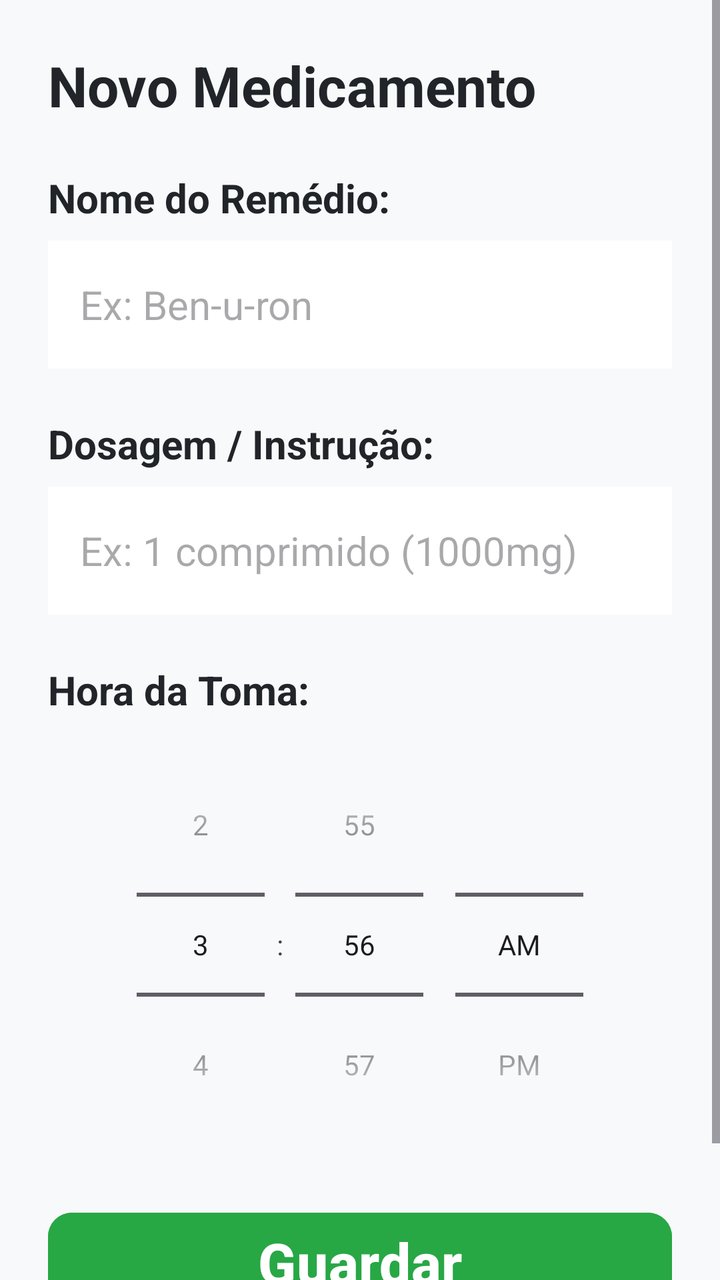
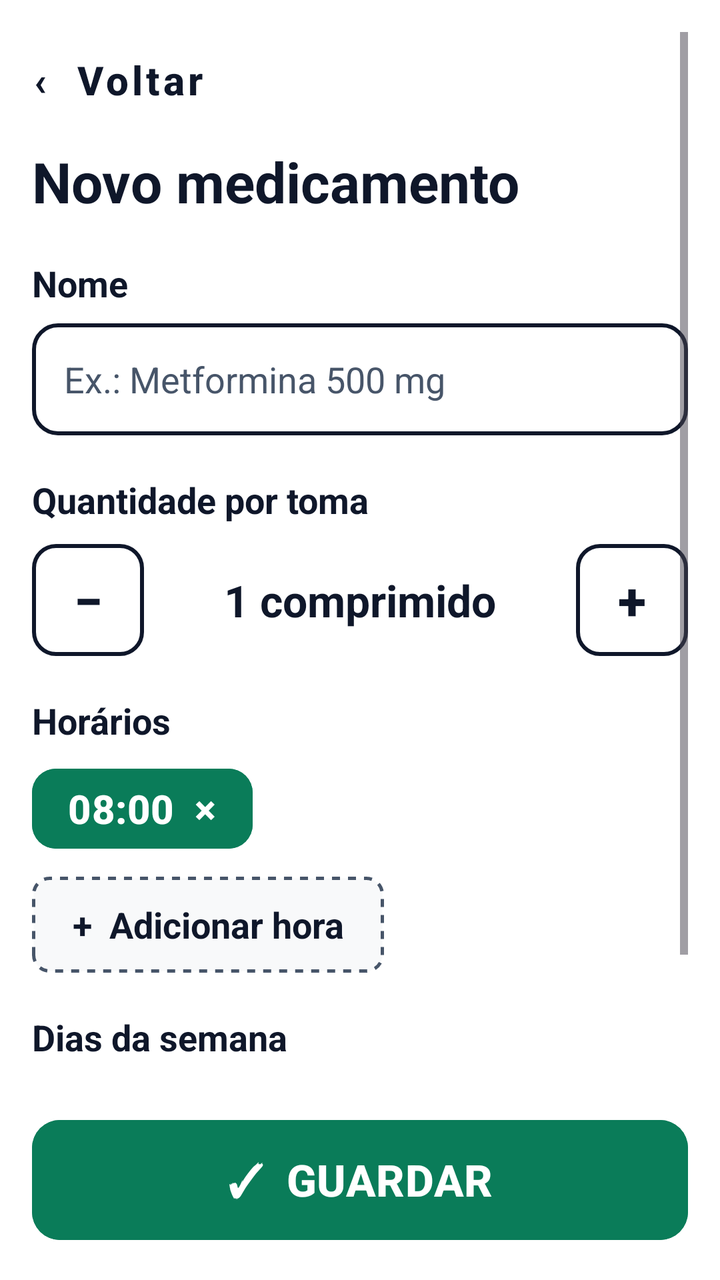

Before-and-after screenshots of an Android layout around one commit, followed by the original layout XML and the change that was made.
<!-- AndroidManifest.xml: application theme Theme.Vital -->
<!-- res/layout/activity_adicionar_remedio.xml -->
<?xml version="1.0" encoding="utf-8"?>
<ScrollView
    xmlns:android="http://schemas.android.com/apk/res/android"
    xmlns:app="http://schemas.android.com/apk/res-auto"
    android:layout_width="match_parent"
    android:layout_height="match_parent"
    android:background="@color/background_light"
    android:fillViewport="true">

    <androidx.constraintlayout.widget.ConstraintLayout
        android:layout_width="match_parent"
        android:layout_height="wrap_content"
        android:padding="@dimen/margin_large">

        
        <TextView
            android:id="@+id/tvTituloAdd"
            android:layout_width="wrap_content"
            android:layout_height="wrap_content"
            android:text="Novo Medicamento"
            android:textColor="@color/text_primary"
            android:textSize="@dimen/text_size_title"
            android:textStyle="bold"
            app:layout_constraintStart_toStartOf="parent"
            app:layout_constraintTop_toTopOf="parent" />

        
        <TextView
            android:id="@+id/lblNomeMed"
            android:layout_width="wrap_content"
            android:layout_height="wrap_content"
            android:layout_marginTop="@dimen/margin_large"
            android:text="Nome do Remédio:"
            android:textColor="@color/text_primary"
            android:textSize="@dimen/text_size_normal"
            android:textStyle="bold"
            app:layout_constraintStart_toStartOf="parent"
            app:layout_constraintTop_toBottomOf="@+id/tvTituloAdd" />

        <EditText
            android:id="@+id/etNomeMed"
            android:layout_width="0dp"
            android:layout_height="wrap_content"
            android:layout_marginTop="8dp"
            android:background="@color/white"
            android:hint="Ex: Ben-u-ron"
            android:inputType="textCapWords"
            android:minHeight="@dimen/min_touch_target_height"
            android:padding="@dimen/margin_standard"
            android:textColor="@color/text_primary"
            android:textSize="@dimen/text_size_normal"
            app:layout_constraintEnd_toEndOf="parent"
            app:layout_constraintStart_toStartOf="parent"
            app:layout_constraintTop_toBottomOf="@+id/lblNomeMed" />

        
        <TextView
            android:id="@+id/lblDoseMed"
            android:layout_width="wrap_content"
            android:layout_height="wrap_content"
            android:layout_marginTop="@dimen/margin_large"
            android:text="Dosagem / Instrução:"
            android:textColor="@color/text_primary"
            android:textSize="@dimen/text_size_normal"
            android:textStyle="bold"
            app:layout_constraintStart_toStartOf="parent"
            app:layout_constraintTop_toBottomOf="@+id/etNomeMed" />

        <EditText
            android:id="@+id/etDoseMed"
            android:layout_width="0dp"
            android:layout_height="wrap_content"
            android:layout_marginTop="8dp"
            android:background="@color/white"
            android:hint="Ex: 1 comprimido (1000mg)"
            android:inputType="text"
            android:minHeight="@dimen/min_touch_target_height"
            android:padding="@dimen/margin_standard"
            android:textColor="@color/text_primary"
            android:textSize="@dimen/text_size_normal"
            app:layout_constraintEnd_toEndOf="parent"
            app:layout_constraintStart_toStartOf="parent"
            app:layout_constraintTop_toBottomOf="@+id/lblDoseMed" />

        
        <TextView
            android:id="@+id/lblHoraMed"
            android:layout_width="wrap_content"
            android:layout_height="wrap_content"
            android:layout_marginTop="@dimen/margin_large"
            android:text="Hora da Toma:"
            android:textColor="@color/text_primary"
            android:textSize="@dimen/text_size_normal"
            android:textStyle="bold"
            app:layout_constraintStart_toStartOf="parent"
            app:layout_constraintTop_toBottomOf="@+id/etDoseMed" />

        <TimePicker
            android:id="@+id/timePickerMed"
            android:layout_width="wrap_content"
            android:layout_height="wrap_content"
            android:layout_marginTop="8dp"
            android:timePickerMode="spinner"
            app:layout_constraintEnd_toEndOf="parent"
            app:layout_constraintStart_toStartOf="parent"
            app:layout_constraintTop_toBottomOf="@+id/lblHoraMed" />

        
        <com.google.android.material.button.MaterialButton
            android:id="@+id/btnGuardarMed"
            android:layout_width="0dp"
            android:layout_height="wrap_content"
            android:layout_marginTop="@dimen/margin_large"
            android:backgroundTint="@color/action_success_green"
            android:minHeight="@dimen/min_touch_target_height"
            android:text="Guardar Medicamento"
            android:textColor="@color/white"
            android:textSize="@dimen/text_size_title"
            android:textStyle="bold"
            app:cornerRadius="@dimen/corner_radius"
            app:layout_constraintBottom_toBottomOf="parent"
            app:layout_constraintEnd_toEndOf="parent"
            app:layout_constraintStart_toStartOf="parent"
            app:layout_constraintTop_toBottomOf="@+id/timePickerMed" />

    </androidx.constraintlayout.widget.ConstraintLayout>
</ScrollView>
<!-- resources referenced by this layout -->
<resources>
  <color name="action_success_green">#28A745</color>
  <color name="background_light">#F8F9FA</color>
  <color name="text_primary">#212529</color>
  <color name="white">#FFFFFF</color>
  <dimen name="corner_radius">12dp</dimen>
  <dimen name="margin_large">24dp</dimen>
  <dimen name="margin_standard">16dp</dimen>
  <dimen name="min_touch_target_height">64dp</dimen>
  <dimen name="text_size_normal">20sp</dimen>
  <dimen name="text_size_title">28sp</dimen>
  <style name="Theme.Vital" parent="Base.Theme.Vital" />
  <style name="Base.Theme.Vital" parent="Theme.Material3.DayNight.NoActionBar">
          
          
      </style>
</resources>

<!-- the commit's change to res/layout/activity_adicionar_remedio.xml (unified diff, before → after) -->
@@ -1,127 +1,235 @@
 <?xml version="1.0" encoding="utf-8"?>
-<ScrollView
+<androidx.constraintlayout.widget.ConstraintLayout
     xmlns:android="http://schemas.android.com/apk/res/android"
     xmlns:app="http://schemas.android.com/apk/res-auto"
     android:layout_width="match_parent"
     android:layout_height="match_parent"
-    android:background="@color/background_light"
-    android:fillViewport="true">
-
-    <androidx.constraintlayout.widget.ConstraintLayout
-        android:layout_width="match_parent"
+    android:background="@color/white"
+    android:padding="@dimen/margin_standard">
+
+    <ScrollView
+        android:id="@+id/scrollNovoMed"
+        android:layout_width="0dp"
+        android:layout_height="0dp"
+        android:layout_marginBottom="16dp"
+        android:fillViewport="true"
+        app:layout_constraintBottom_toTopOf="@+id/btnGuardarMed"
+        app:layout_constraintEnd_toEndOf="parent"
+        app:layout_constraintStart_toStartOf="parent"
+        app:layout_constraintTop_toTopOf="parent">
+
+        <LinearLayout
+            android:layout_width="match_parent"
+            android:layout_height="wrap_content"
+            android:orientation="vertical">
+
+            
+            <com.google.android.material.button.MaterialButton
+                android:id="@+id/btnVoltarNovo"
+                style="@style/Widget.MaterialComponents.Button.TextButton"
+                android:layout_width="wrap_content"
+                android:layout_height="wrap_content"
+                android:minHeight="48dp"
+                android:paddingStart="0dp"
+                android:text="‹  Voltar"
+                android:textAllCaps="false"
+                android:textColor="@color/vital_navy"
+                android:textSize="20sp"
+                android:textStyle="bold" />
+
+            
+            <TextView
+                android:layout_width="wrap_content"
+                android:layout_height="wrap_content"
+                android:layout_marginTop="8dp"
+                android:text="Novo medicamento"
+                android:textColor="@color/vital_navy"
+                android:textSize="28sp"
+                android:textStyle="bold" />
+
+            
+            <TextView
+                android:layout_width="wrap_content"
+                android:layout_height="wrap_content"
+                android:layout_marginTop="20dp"
+                android:text="Nome"
+                android:textColor="@color/vital_navy"
+                android:textSize="18sp"
+                android:textStyle="bold" />
+
+            <EditText
+                android:id="@+id/etNomeMed"
+                android:layout_width="match_parent"
+                android:layout_height="wrap_content"
+                android:layout_marginTop="8dp"
+                android:background="@drawable/bg_input_outline"
+                android:hint="Ex.: Metformina 500 mg"
+                android:inputType="textCapWords"
+                android:minHeight="56dp"
+                android:paddingHorizontal="16dp"
+                android:textColor="@color/vital_navy"
+                android:textColorHint="@color/vital_gray"
+                android:textSize="18sp" />
+
+            
+            <TextView
+                android:layout_width="wrap_content"
+                android:layout_height="wrap_content"
+                android:layout_marginTop="20dp"
+                android:text="Quantidade por toma"
+                android:textColor="@color/vital_navy"
+                android:textSize="18sp"
+                android:textStyle="bold" />
+
+            <LinearLayout
+                android:layout_width="match_parent"
+                android:layout_height="wrap_content"
+                android:layout_marginTop="10dp"
+                android:gravity="center_vertical"
+                android:orientation="horizontal">
+
+                <com.google.android.material.button.MaterialButton
+                    android:id="@+id/btnMenosDose"
+                    style="@style/Widget.MaterialComponents.Button.OutlinedButton"
+                    android:layout_width="56dp"
+                    android:layout_height="56dp"
+                    android:insetTop="0dp"
+                    android:insetBottom="0dp"
+                    android:padding="0dp"
+                    android:text="−"
+                    android:textColor="@color/vital_navy"
+                    android:textSize="26sp"
+                    android:textStyle="bold"
+                    app:cornerRadius="12dp"
+                    app:strokeColor="@color/vital_navy"
+                    app:strokeWidth="2dp" />
+
+                <TextView
+                    android:id="@+id/tvQuantidadeDose"
+                    android:layout_width="0dp"
+                    android:layout_height="wrap_content"
+                    android:layout_weight="1"
+                    android:gravity="center"
+                    android:text="1 comprimido"
+                    android:textColor="@color/vital_navy"
+                    android:textSize="22sp"
+                    android:textStyle="bold" />
+
+                <com.google.android.material.button.MaterialButton
+                    android:id="@+id/btnMaisDose"
+                    style="@style/Widget.MaterialComponents.Button.OutlinedButton"
+                    android:layout_width="56dp"
+                    android:layout_height="56dp"
+                    android:insetTop="0dp"
+                    android:insetBottom="0dp"
+                    android:padding="0dp"
+                    android:text="+"
+                    android:textColor="@color/vital_navy"
+                    android:textSize="26sp"
+                    android:textStyle="bold"
+                    app:cornerRadius="12dp"
+                    app:strokeColor="@color/vital_navy"
+                    app:strokeWidth="2dp" />
+            </LinearLayout>
+
+            
+            <TextView
+                android:layout_width="wrap_content"
+                android:layout_height="wrap_content"
+                android:layout_marginTop="20dp"
+                android:text="Horários"
+                android:textColor="@color/vital_navy"
+                android:textSize="18sp"
+                android:textStyle="bold" />
+
+            <LinearLayout
+                android:id="@+id/layoutHorariosChips"
+                android:layout_width="match_parent"
+                android:layout_height="wrap_content"
+                android:layout_marginTop="8dp"
+                android:orientation="horizontal">
+
+                <com.google.android.material.button.MaterialButton
+                    android:id="@+id/btnHoraExemplo"
+                    android:layout_width="wrap_content"
+                    android:layout_height="wrap_content"
+                    android:backgroundTint="@color/vital_green"
+                    android:minHeight="48dp"
+                    android:paddingHorizontal="18dp"
+                    android:text="08:00  ×"
+                    android:textColor="@color/white"
+                    android:textSize="20sp"
+                    android:textStyle="bold"
+                    app:cornerRadius="12dp" />
+            </LinearLayout>
+
+            <TextView
+                android:id="@+id/btnAdicionarHora"
+                android:layout_width="wrap_content"
+                android:layout_height="wrap_content"
+                android:layout_marginTop="10dp"
+                android:background="@drawable/bg_foto_placeholder"
+                android:clickable="true"
+                android:focusable="true"
+                android:gravity="center"
+                android:minHeight="48dp"
+                android:paddingHorizontal="20dp"
+                android:text="+  Adicionar hora"
+                android:textColor="@color/vital_navy"
+                android:textSize="18sp"
+                android:textStyle="bold" />
+
+            
+            <TextView
+                android:layout_width="wrap_content"
+                android:layout_height="wrap_content"
+                android:layout_marginTop="20dp"
+                android:text="Dias da semana"
+                android:textColor="@color/vital_navy"
+                android:textSize="18sp"
+                android:textStyle="bold" />
+
+            <LinearLayout
+                android:layout_width="match_parent"
+                android:layout_height="wrap_content"
+                android:layout_marginTop="10dp"
+                android:gravity="center_vertical"
+                android:orientation="horizontal">
+
+                <ToggleButton android:id="@+id/tbSeg" android:layout_width="0dp" android:layout_height="44dp" android:layout_marginEnd="4dp" android:layout_weight="1" android:background="@drawable/bg_dia_circulo" android:checked="true" android:textColor="@color/white" android:textOff="S" android:textOn="S" android:textSize="16sp" android:textStyle="bold" />
+                <ToggleButton android:id="@+id/tbTer" android:layout_width="0dp" android:layout_height="44dp" android:layout_marginEnd="4dp" android:layout_weight="1" android:background="@drawable/bg_dia_circulo" android:checked="true" android:textColor="@color/white" android:textOff="T" android:textOn="T" android:textSize="16sp" android:textStyle="bold" />
+                <ToggleButton android:id="@+id/tbQua" android:layout_width="0dp" android:layout_height="44dp" android:layout_marginEnd="4dp" android:layout_weight="1" android:background="@drawable/bg_dia_circulo" android:checked="true" android:textColor="@color/white" android:textOff="Q" android:textOn="Q" android:textSize="16sp" android:textStyle="bold" />
+                <ToggleButton android:id="@+id/tbQui" android:layout_width="0dp" android:layout_height="44dp" android:layout_marginEnd="4dp" android:layout_weight="1" android:background="@drawable/bg_dia_circulo" android:checked="true" android:textColor="@color/white" android:textOff="Q" android:textOn="Q" android:textSize="16sp" android:textStyle="bold" />
+                <ToggleButton android:id="@+id/tbSex" android:layout_width="0dp" android:layout_height="44dp" android:layout_marginEnd="4dp" android:layout_weight="1" android:background="@drawable/bg_dia_circulo" android:checked="true" android:textColor="@color/white" android:textOff="S" android:textOn="S" android:textSize="16sp" android:textStyle="bold" />
+                <ToggleButton android:id="@+id/tbSab" android:layout_width="0dp" android:layout_height="44dp" android:layout_marginEnd="4dp" android:layout_weight="1" android:background="@drawable/bg_dia_circulo" android:checked="true" android:textColor="@color/white" android:textOff="S" android:textOn="S" android:textSize="16sp" android:textStyle="bold" />
+                <ToggleButton android:id="@+id/tbDom" android:layout_width="0dp" android:layout_height="44dp" android:layout_weight="1" android:background="@drawable/bg_dia_circulo" android:checked="true" android:textColor="@color/white" android:textOff="D" android:textOn="D" android:textSize="16sp" android:textStyle="bold" />
+            </LinearLayout>
+
+            <TextView
+                android:layout_width="wrap_content"
+                android:layout_height="wrap_content"
+                android:layout_marginTop="6dp"
+                android:text="Por defeito: todos os dias"
+                android:textColor="@color/vital_gray"
+                android:textSize="15sp" />
+
+        </LinearLayout>
+    </ScrollView>
+
+    
+    <com.google.android.material.button.MaterialButton
+        android:id="@+id/btnGuardarMed"
+        android:layout_width="0dp"
         android:layout_height="wrap_content"
-        android:padding="@dimen/margin_large">
-
-        
-        <TextView
-            android:id="@+id/tvTituloAdd"
-            android:layout_width="wrap_content"
-            android:layout_height="wrap_content"
-            android:text="Novo Medicamento"
-            android:textColor="@color/text_primary"
-            android:textSize="@dimen/text_size_title"
-            android:textStyle="bold"
-            app:layout_constraintStart_toStartOf="parent"
-            app:layout_constraintTop_toTopOf="parent" />
-
-        
-        <TextView
-            android:id="@+id/lblNomeMed"
-            android:layout_width="wrap_content"
-            android:layout_height="wrap_content"
-            android:layout_marginTop="@dimen/margin_large"
-            android:text="Nome do Remédio:"
-            android:textColor="@color/text_primary"
-            android:textSize="@dimen/text_size_normal"
-            android:textStyle="bold"
-            app:layout_constraintStart_toStartOf="parent"
-            app:layout_constraintTop_toBottomOf="@+id/tvTituloAdd" />
-
-        <EditText
-            android:id="@+id/etNomeMed"
-            android:layout_width="0dp"
-            android:layout_height="wrap_content"
-            android:layout_marginTop="8dp"
-            android:background="@color/white"
-            android:hint="Ex: Ben-u-ron"
-            android:inputType="textCapWords"
-            android:minHeight="@dimen/min_touch_target_height"
-            android:padding="@dimen/margin_standard"
-            android:textColor="@color/text_primary"
-            android:textSize="@dimen/text_size_normal"
-            app:layout_constraintEnd_toEndOf="parent"
-            app:layout_constraintStart_toStartOf="parent"
-            app:layout_constraintTop_toBottomOf="@+id/lblNomeMed" />
-
-        
-        <TextView
-            android:id="@+id/lblDoseMed"
-            android:layout_width="wrap_content"
-            android:layout_height="wrap_content"
-            android:layout_marginTop="@dimen/margin_large"
-            android:text="Dosagem / Instrução:"
-            android:textColor="@color/text_primary"
-            android:textSize="@dimen/text_size_normal"
-            android:textStyle="bold"
-            app:layout_constraintStart_toStartOf="parent"
-            app:layout_constraintTop_toBottomOf="@+id/etNomeMed" />
-
-        <EditText
-            android:id="@+id/etDoseMed"
-            android:layout_width="0dp"
-            android:layout_height="wrap_content"
-            android:layout_marginTop="8dp"
-            android:background="@color/white"
-            android:hint="Ex: 1 comprimido (1000mg)"
-            android:inputType="text"
-            android:minHeight="@dimen/min_touch_target_height"
-            android:padding="@dimen/margin_standard"
-            android:textColor="@color/text_primary"
-            android:textSize="@dimen/text_size_normal"
-            app:layout_constraintEnd_toEndOf="parent"
-            app:layout_constraintStart_toStartOf="parent"
-            app:layout_constraintTop_toBottomOf="@+id/lblDoseMed" />
-
-        
-        <TextView
-            android:id="@+id/lblHoraMed"
-            android:layout_width="wrap_content"
-            android:layout_height="wrap_content"
-            android:layout_marginTop="@dimen/margin_large"
-            android:text="Hora da Toma:"
-            android:textColor="@color/text_primary"
-            android:textSize="@dimen/text_size_normal"
-            android:textStyle="bold"
-            app:layout_constraintStart_toStartOf="parent"
-            app:layout_constraintTop_toBottomOf="@+id/etDoseMed" />
-
-        <TimePicker
-            android:id="@+id/timePickerMed"
-            android:layout_width="wrap_content"
-            android:layout_height="wrap_content"
-            android:layout_marginTop="8dp"
-            android:timePickerMode="spinner"
-            app:layout_constraintEnd_toEndOf="parent"
-            app:layout_constraintStart_toStartOf="parent"
-            app:layout_constraintTop_toBottomOf="@+id/lblHoraMed" />
-
-        
-        <com.google.android.material.button.MaterialButton
-            android:id="@+id/btnGuardarMed"
-            android:layout_width="0dp"
-            android:layout_height="wrap_content"
-            android:layout_marginTop="@dimen/margin_large"
-            android:backgroundTint="@color/action_success_green"
-            android:minHeight="@dimen/min_touch_target_height"
-            android:text="Guardar Medicamento"
-            android:textColor="@color/white"
-            android:textSize="@dimen/text_size_title"
-            android:textStyle="bold"
-            app:cornerRadius="@dimen/corner_radius"
-            app:layout_constraintBottom_toBottomOf="parent"
-            app:layout_constraintEnd_toEndOf="parent"
-            app:layout_constraintStart_toStartOf="parent"
-            app:layout_constraintTop_toBottomOf="@+id/timePickerMed" />
-
-    </androidx.constraintlayout.widget.ConstraintLayout>
-</ScrollView>
+        android:backgroundTint="@color/vital_green"
+        android:minHeight="68dp"
+        android:text="✓  GUARDAR"
+        android:textColor="@color/white"
+        android:textSize="22sp"
+        android:textStyle="bold"
+        app:cornerRadius="14dp"
+        app:layout_constraintBottom_toBottomOf="parent"
+        app:layout_constraintEnd_toEndOf="parent"
+        app:layout_constraintStart_toStartOf="parent" />
+
+</androidx.constraintlayout.widget.ConstraintLayout>
<!-- resource entries referenced after the edit -->
@@ -1,16 +1,48 @@
 <!-- resources referenced by this layout -->
 <resources>
-  <color name="action_success_green">#28A745</color>
-  <color name="background_light">#F8F9FA</color>
-  <color name="text_primary">#212529</color>
+  <color name="vital_gray">#475569</color>
+  <color name="vital_green">#0A7C59</color>
+  <color name="vital_navy">#0F172A</color>
   <color name="white">#FFFFFF</color>
-  <dimen name="corner_radius">12dp</dimen>
-  <dimen name="margin_large">24dp</dimen>
   <dimen name="margin_standard">16dp</dimen>
-  <dimen name="min_touch_target_height">64dp</dimen>
-  <dimen name="text_size_normal">20sp</dimen>
-  <dimen name="text_size_title">28sp</dimen>
+  <!-- drawable bg_dia_circulo (drawable) -->
+  <?xml version="1.0" encoding="utf-8"?>
+  <selector xmlns:android="http://schemas.android.com/apk/res/android">
+      <item android:state_checked="true">
+          <shape android:shape="oval">
+              <solid android:color="@color/vital_green" />
+          </shape>
+      </item>
+      <item>
+          <shape android:shape="oval">
+              <solid android:color="@color/vital_divider" />
+          </shape>
+      </item>
+  </selector>
+  <!-- drawable bg_foto_placeholder (drawable) -->
+  <?xml version="1.0" encoding="utf-8"?>
+  <shape xmlns:android="http://schemas.android.com/apk/res/android"
+      android:shape="rectangle">
+      <solid android:color="#F8F9FA"/> 
+      <corners android:radius="8dp"/>
+      <stroke
+          android:width="1.5dp"
+          android:color="#475569"
+          android:dashWidth="4dp"
+          android:dashGap="4dp" />
+  </shape>
+  <!-- drawable bg_input_outline (drawable) -->
+  <?xml version="1.0" encoding="utf-8"?>
+  <shape xmlns:android="http://schemas.android.com/apk/res/android"
+      android:shape="rectangle">
+      <solid android:color="@color/white" />
+      <corners android:radius="12dp" />
+      <stroke
+          android:width="2dp"
+          android:color="@color/vital_navy" />
+  </shape>
   <style name="Theme.Vital" parent="Base.Theme.Vital" />
+  <color name="vital_divider">#E2E8F0</color>
   <style name="Base.Theme.Vital" parent="Theme.Material3.DayNight.NoActionBar">
           
           
